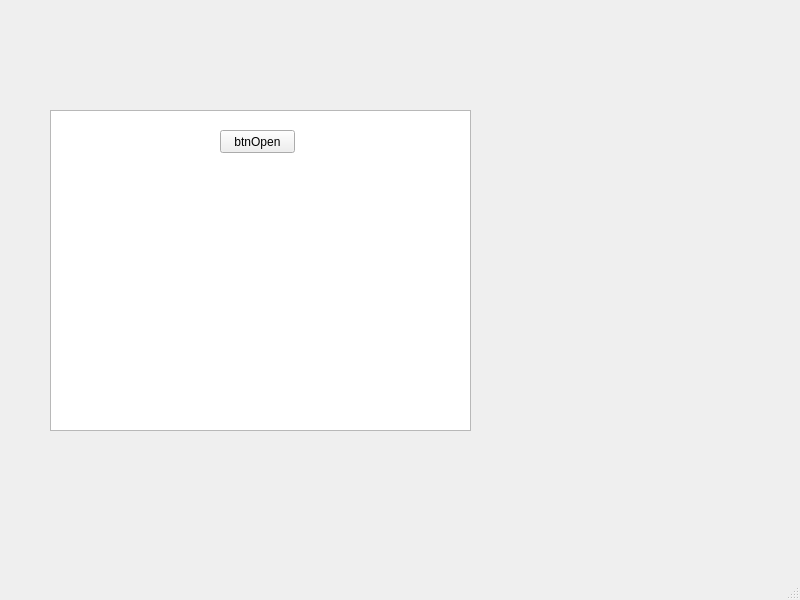
westmood1219/AV-Qt-RTSP-Monitor, file mainwindow.ui: the form before one commit.
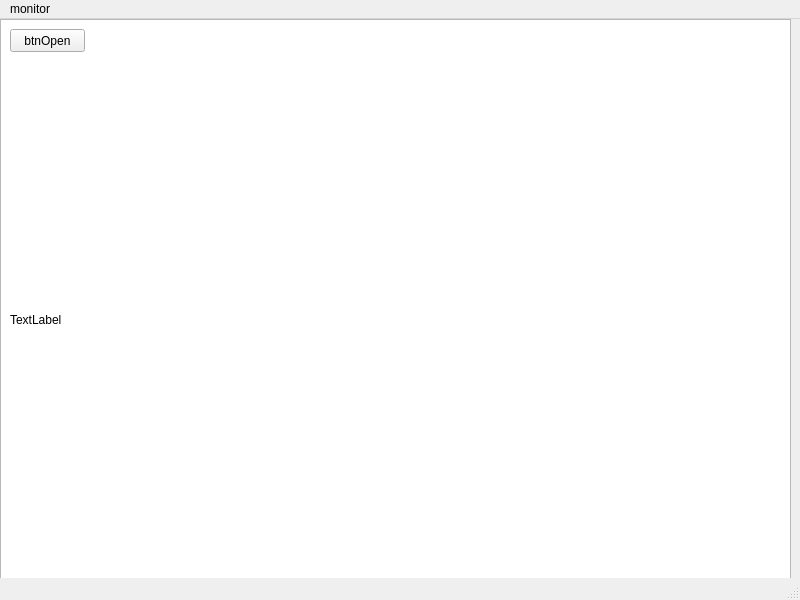
The form after the commit.

```diff
--- a/mainwindow.ui
+++ b/mainwindow.ui
@@ -17,18 +17,18 @@
    <widget class="QTextEdit" name="objName">
     <property name="geometry">
      <rect>
-      <x>50</x>
-      <y>110</y>
-      <width>421</width>
-      <height>321</height>
+      <x>0</x>
+      <y>0</y>
+      <width>791</width>
+      <height>571</height>
      </rect>
     </property>
    </widget>
    <widget class="QPushButton" name="btnOpen">
     <property name="geometry">
      <rect>
-      <x>220</x>
-      <y>130</y>
+      <x>10</x>
+      <y>10</y>
       <width>75</width>
       <height>23</height>
      </rect>
@@ -37,6 +37,19 @@
      <string>btnOpen</string>
     </property>
    </widget>
+   <widget class="QLabel" name="label">
+    <property name="geometry">
+     <rect>
+      <x>10</x>
+      <y>50</y>
+      <width>771</width>
+      <height>501</height>
+     </rect>
+    </property>
+    <property name="text">
+     <string>TextLabel</string>
+    </property>
+   </widget>
   </widget>
   <widget class="QMenuBar" name="menubar">
    <property name="geometry">
@@ -44,9 +57,15 @@
      <x>0</x>
      <y>0</y>
      <width>800</width>
-     <height>21</height>
+     <height>20</height>
     </rect>
    </property>
+   <widget class="QMenu" name="menumonitor">
+    <property name="title">
+     <string>monitor</string>
+    </property>
+   </widget>
+   <addaction name="menumonitor"/>
   </widget>
   <widget class="QStatusBar" name="statusbar"/>
  </widget>
```
